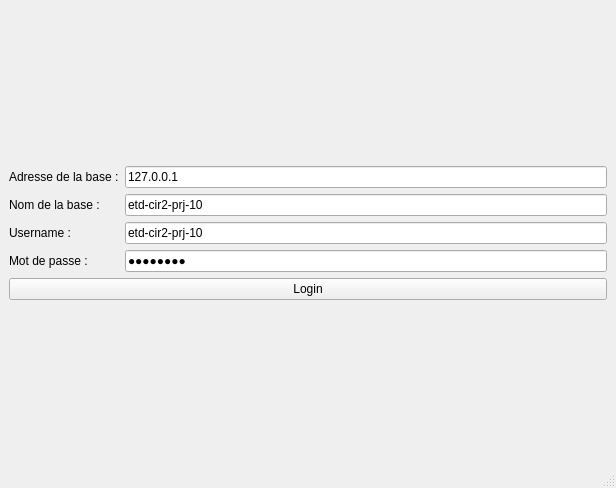
The window that mainwindow.ui (G4bleb/salt-n-pepper) describes before a commit, drawn with Qt 5.
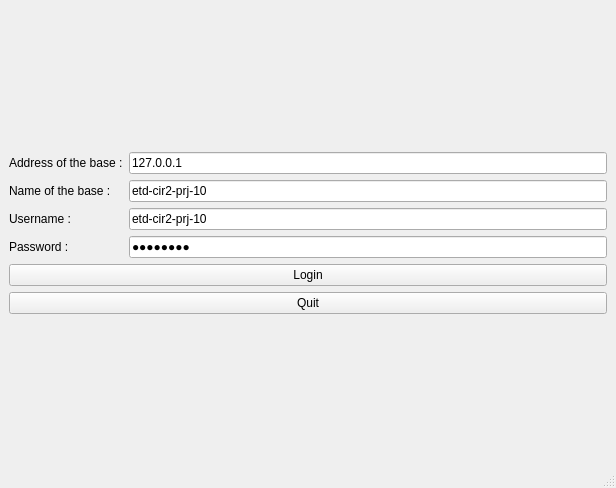
The same window after the commit.

Patch:
```diff
--- a/mainwindow.ui
+++ b/mainwindow.ui
@@ -33,7 +33,7 @@
       <item row="1" column="0">
        <widget class="QLabel" name="label_adress">
         <property name="text">
-         <string>Adresse de la base :</string>
+         <string>Address of the base :</string>
         </property>
        </widget>
       </item>
@@ -67,7 +67,7 @@
       <item row="4" column="0">
        <widget class="QLabel" name="label_password">
         <property name="text">
-         <string>Mot de passe : </string>
+         <string>Password :</string>
         </property>
        </widget>
       </item>
@@ -94,7 +94,7 @@
       <item row="2" column="0">
        <widget class="QLabel" name="label_dbname">
         <property name="text">
-         <string>Nom de la base :</string>
+         <string>Name of the base :</string>
         </property>
        </widget>
       </item>
@@ -110,6 +110,13 @@
       </item>
      </layout>
     </item>
+    <item>
+     <widget class="QPushButton" name="pushButton_quit">
+      <property name="text">
+       <string>Quit</string>
+      </property>
+     </widget>
+    </item>
     <item>
      <spacer name="verticalSpacer_2">
       <property name="orientation">
```
